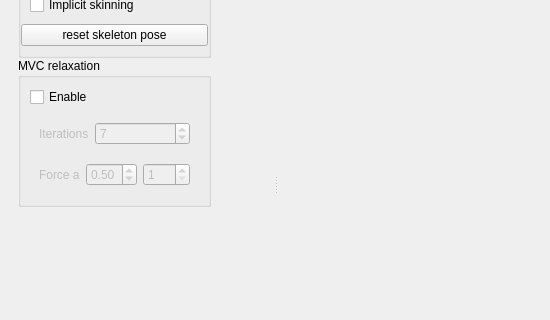
Before: the Qt Designer form include/qt_gui/SKIN/main_window_skin.ui in zewt/maya-implicit-skinning, drawn with Qt 5; both pictures show x 0 to 550 and y 176 to 496 of the 550 by 722 pixel window.
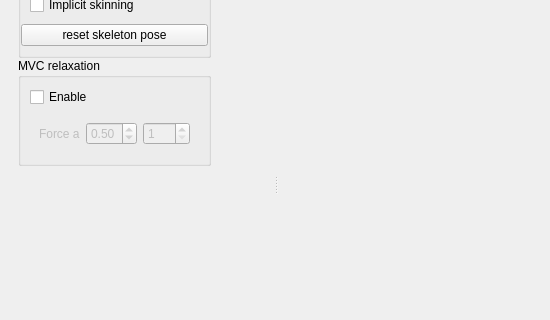
After: the same form once the commit is applied. The open tabs and pages were chosen to show the change.

The edit to the form file:
```diff
--- a/include/qt_gui/SKIN/main_window_skin.ui
+++ b/include/qt_gui/SKIN/main_window_skin.ui
@@ -177,35 +177,6 @@
                  <property name="margin">
                   <number>0</number>
                  </property>
-                 <item>
-                  <widget class="QWidget" name="form_widget_smoot_iter" native="true">
-                   <layout class="QFormLayout" name="formLayout">
-                    <item row="0" column="1">
-                     <widget class="QSpinBox" name="spinBox_smooth_iter">
-                      <property name="buttonSymbols">
-                       <enum>QAbstractSpinBox::UpDownArrows</enum>
-                      </property>
-                      <property name="minimum">
-                       <number>1</number>
-                      </property>
-                      <property name="maximum">
-                       <number>300</number>
-                      </property>
-                      <property name="value">
-                       <number>7</number>
-                      </property>
-                     </widget>
-                    </item>
-                    <item row="0" column="0">
-                     <widget class="QLabel" name="lbl_nb_iter_smoothing">
-                      <property name="text">
-                       <string>Iterations</string>
-                      </property>
-                     </widget>
-                    </item>
-                   </layout>
-                  </widget>
-                 </item>
                  <item>
                   <widget class="QWidget" name="widget_force_a_b" native="true">
                    <property name="enabled">
```
